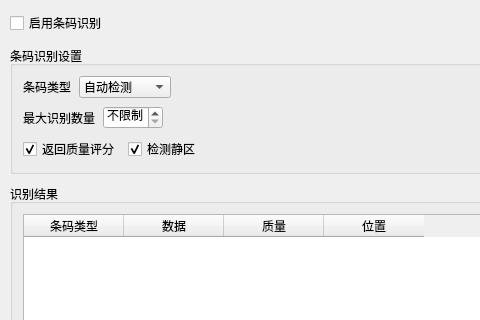
Before: the Qt Designer form ui/tabs/barcode_tab.ui in xiaoyuan1021/MyTool, drawn with Qt 5; both pictures show x 0 to 480 and y 0 to 320 of the 732 by 425 pixel window.
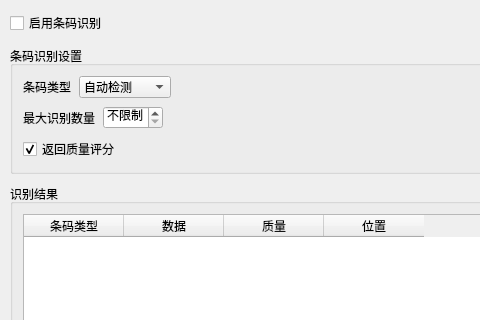
After: the same form once the commit is applied.

The edit to the form file:
```diff
--- a/ui/tabs/barcode_tab.ui
+++ b/ui/tabs/barcode_tab.ui
@@ -196,16 +196,6 @@
           </property>
          </widget>
         </item>
-        <item>
-         <widget class="QCheckBox" name="chk_quietZone">
-          <property name="text">
-           <string>检测静区</string>
-          </property>
-          <property name="checked">
-           <bool>true</bool>
-          </property>
-         </widget>
-        </item>
         <item>
          <spacer name="horizontalSpacer_options">
           <property name="orientation">
```
Left out of the diff: 17 changed lines with no effect on the pictures.
